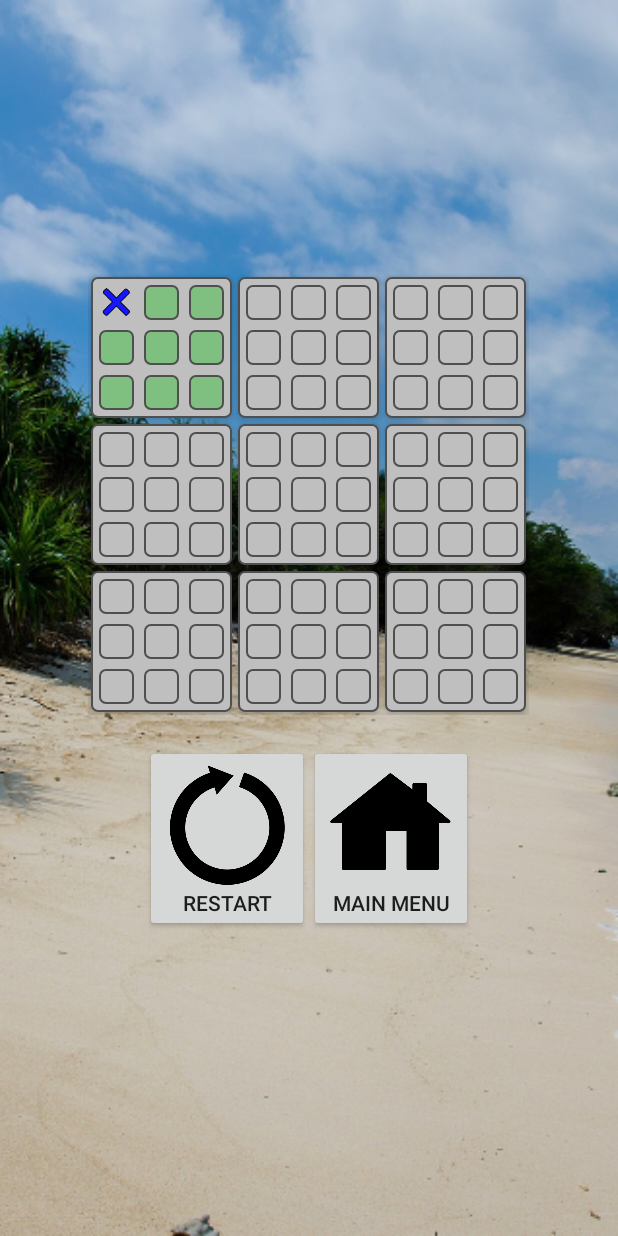
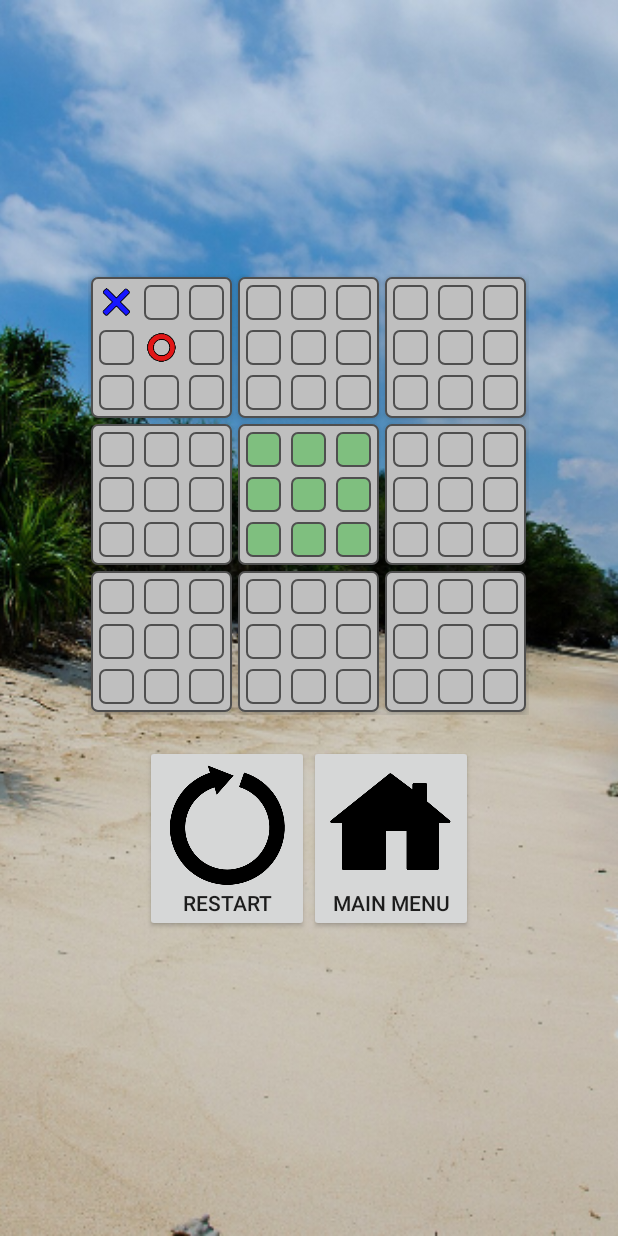
Before and after one commit to ksugawara61/TicTacToe, an Android app: the GameActivity screen opened directly, with no data from a screen before it, after a tap on an icon or button, on a phone screen of 412 x 824 dp. Run offline under Robolectric (Android 15) with nearby library versions, the phone set to English and light mode, and no system bars.

Commit message:
5章　機械のなかの幽霊のコードを追加

```diff
--- a/app/src/main/java/org/example/tictactoe/GameActivity.java
+++ b/app/src/main/java/org/example/tictactoe/GameActivity.java
@@ -6,6 +6,7 @@ import android.os.Bundle;
 import android.support.v7.app.AlertDialog;
 import android.support.v7.app.AppCompatActivity;
 import android.util.Log;
+import android.view.View;
 
 /**
  * Created by katsuya on 16/07/08.
@@ -64,4 +65,14 @@ public class GameActivity extends AppCompatActivity {
         // 盤を初期状態にリセットする
         mGameFragment.initGame();
     }
+
+    public void startThinking() {
+        View thinkView = findViewById(R.id.thinking);
+        thinkView.setVisibility(View.VISIBLE);
+    }
+
+    public void stopThinking() {
+        View thinkView = findViewById(R.id.thinking);
+        thinkView.setVisibility(View.GONE);
+    }
 }
--- a/app/src/main/java/org/example/tictactoe/GameFragment.java
+++ b/app/src/main/java/org/example/tictactoe/GameFragment.java
@@ -1,6 +1,7 @@
 package org.example.tictactoe;
 
 import android.os.Bundle;
+import android.os.Handler;
 import android.support.annotation.Nullable;
 import android.support.v4.app.Fragment;
 import android.util.Log;
@@ -31,6 +32,7 @@ public class GameFragment extends Fragment {
     private Set<Tile> mAvailable = new HashSet<Tile>();
     private int mLastLarge;
     private int mLastSmall;
+    private Handler mHandler = new Handler();
 
     @Override
     public void onCreate(Bundle savedInstanceState) {
@@ -88,7 +90,8 @@ public class GameFragment extends Fragment {
                     public void onClick(View view) {
                        if (isAvailable(smallTile)) {
                            makeMove(fLarge, fSmall);
-                           switchTurns();
+                           //switchTurns();
+                           think();
                        }
                    }
                 });
@@ -217,4 +220,55 @@ public class GameFragment extends Fragment {
             }
         }
     }
+
+    /**
+     * 考え中関数
+     */
+    private void think() {
+        ((GameActivity) getActivity()).startThinking();
+        mHandler.postDelayed(new Runnable() {
+            @Override
+            public void run() {
+                if (getActivity() == null) return;
+                if (mEntireBoard.getOwner() == Tile.Owner.NEITHER) {
+                    int move[] = new int[2];
+                    pickMove(move);
+                    if (move[0] != -1 && move[1] != -1) {
+                        switchTurns();
+                        makeMove(move[0], move[1]);
+                        switchTurns();
+                    }
+                }
+                ((GameActivity) getActivity()).stopThinking();
+            }
+        }, 1000);
+    }
+
+    private void pickMove(int move[]) {
+        Tile.Owner opponent = mPlayer == Tile.Owner.X ? Tile.Owner.O : Tile.Owner.X;
+        int bestLarge = -1;
+        int bestSmall = -1;
+        int bestValue = Integer.MAX_VALUE;
+        for (int large = 0; large < 9; large++) {
+            for (int small = 0; small < 9; small++) {
+                Tile smallTile = mSmallTiles[large][small];
+                if (isAvailable(smallTile)) {
+                    // 指し手を試してスコアを計算
+                    Tile newBoard = mEntireBoard.deepCopy();
+                    newBoard.getSubTiles()[large].getSubTiles()[small].setOwner(opponent);
+                    int value = newBoard.evaluate();
+                    Log.d("UT3",
+                            "Moving to " + large + ", " + small + " gives value " + value);
+                    if (value < bestValue) {
+                        bestLarge = large;
+                        bestSmall = small;
+                        bestValue = value;
+                    }
+                }
+            }
+        }
+        move[0] = bestLarge;
+        move[1] = bestSmall;
+        Log.d("UT3", "Best move is " + bestLarge + ", " + bestSmall);
+    }
 }
--- a/app/src/main/java/org/example/tictactoe/Tile.java
+++ b/app/src/main/java/org/example/tictactoe/Tile.java
@@ -158,4 +158,47 @@ public class Tile {
         totalX[capturedX]++;
         totalO[capturedO]++;
     }
+
+    /**
+     * 評価関数
+     * @return int 評価スコア
+     */
+    public int evaluate() {
+        switch (getOwner()) {
+            case X:
+                return 100;
+            case O:
+                return -100;
+            case NEITHER:
+                int total = 0;
+                if (getSubTiles() != null) {
+                    for (int tile = 0; tile < 9; tile++) {
+                        total += getSubTiles()[tile].evaluate();
+                    }
+                    int totalX[] = new int[4];
+                    int totalO[] = new int[4];
+                    countCaptures(totalX, totalO);
+                    total = total * 100
+                            + totalX[1] + 2 * totalX[2] + 8 * totalX[3]
+                            - totalO[1] - 2 * totalO[2] - 8 * totalO[3];
+                }
+                return total;
+        }
+        return 0;
+    }
+
+    public Tile deepCopy() {
+        Tile tile = new Tile(mGame);
+        tile.setOwner(getOwner());
+        if (getSubTiles() != null) {
+            Tile newTiles[] = new Tile[9];
+            Tile oldTiles[] = getSubTiles();
+            for (int child = 0; child < 9; child++) {
+                newTiles[child] = oldTiles[child].deepCopy();
+            }
+            tile.setSubTiles(newTiles);
+        }
+        return tile;
+    }
+
 }
--- /dev/null
+++ b/app/src/main/res/drawable/thinking_background.xml
@@ -0,0 +1,5 @@
+<?xml version="1.0" encoding="utf-8" ?>
+<shape xmlns:android="http://schemas.android.com/apk/res/android"
+    android:shape="oval">
+    <solid android:color="@color/thinking_background_color" />
+</shape>
--- a/app/src/main/res/layout/activity_game.xml
+++ b/app/src/main/res/layout/activity_game.xml
@@ -33,4 +33,6 @@
             tools:layout="@layout/fragment_control" />
 
     </LinearLayout>
+
+    <include layout="@layout/thinking" />
 </FrameLayout>
--- /dev/null
+++ b/app/src/main/res/layout/thinking.xml
@@ -0,0 +1,20 @@
+<?xml version="1.0" encoding="utf-8" ?>
+<FrameLayout xmlns:android="http://schemas.android.com/apk/res/android"
+    xmlns:tools="http://schemas.android.com/tools"
+    android:id="@+id/thinking"
+    android:layout_width="match_parent"
+    android:layout_height="match_parent"
+    android:clickable="true"
+    android:visibility="gone"
+    tools:showIn="@layout/activity_game">
+
+    <ProgressBar
+        android:layout_width="@dimen/thinking_progress_size"
+        android:layout_height="@dimen/thinking_progress_size"
+        android:layout_marginLeft="@dimen/activity_horizontal_margin"
+        android:layout_marginTop="@dimen/activity_vertical_margin"
+        android:background="@drawable/thinking_background"
+        android:elevation="@dimen/elevation_high"
+        android:indeterminate="true" />
+
+</FrameLayout>
--- a/app/src/main/res/values/colors.xml
+++ b/app/src/main/res/values/colors.xml
@@ -11,4 +11,5 @@
     <color name="gray_color">#bfbfbf</color>
     <color name="purple_color">#7f007f</color>
     <color name="red_color">#ff7f7f</color>
+    <color name="thinking_background_color">#cfdfdfdf</color>
 </resources>
--- a/app/src/main/res/values/dimens.xml
+++ b/app/src/main/res/values/dimens.xml
@@ -16,4 +16,7 @@
     <dimen name="small_board_padding">2dp</dimen>
     <dimen name="small_board_margin">2dp</dimen>
     <dimen name="elevation_low">4dp</dimen>
+    <dimen name="thinking_progress_size">50dp</dimen>
+    <dimen name="activity_horizontal_margin">8dp</dimen>
+    <dimen name="activity_vertical_margin">8dp</dimen>
 </resources>
```
